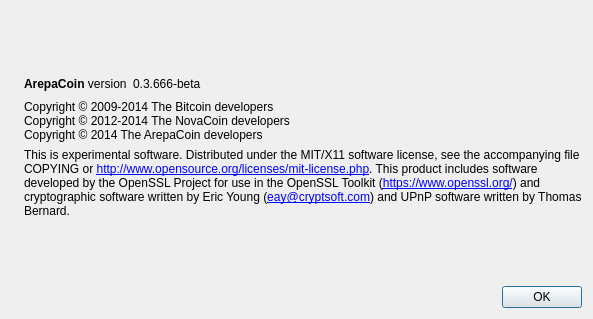
Above: src/qt/forms/aboutdialog.ui from midiam1/ArepacoinVE before the change. Below: the same form after it.
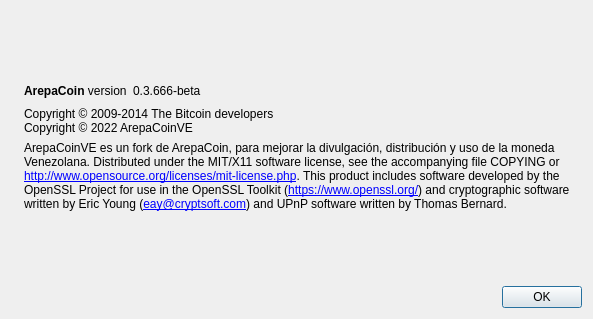
That is the form after the change. Icons and pictures are not drawn.

Commit message: Ajuste diálogo

```diff
--- a/src/qt/forms/aboutdialog.ui
+++ b/src/qt/forms/aboutdialog.ui
@@ -92,8 +92,7 @@
        </property>
        <property name="text">
         <string>Copyright © 2009-2014 The Bitcoin developers
-Copyright © 2012-2014 The NovaCoin developers
-Copyright © 2014 The ArepaCoin developers</string>
+Copyright © 2022 ArepaCoinVE</string>
        </property>
        <property name="textInteractionFlags">
         <set>Qt::LinksAccessibleByMouse|Qt::TextSelectableByKeyboard|Qt::TextSelectableByMouse</set>
@@ -107,7 +106,7 @@
        </property>
        <property name="text">
         <string>
-This is experimental software.
+ArepaCoinVE es un fork de ArepaCoin, para mejorar la divulgación, distribución y uso de la moneda Venezolana.
 
 Distributed under the MIT/X11 software license, see the accompanying file COPYING or &lt;a href=&quot;http://www.opensource.org/licenses/mit-license.php&quot;&gt;http://www.opensource.org/licenses/mit-license.php&lt;/a&gt;.
 
```
The commit also changes 1 other file.
